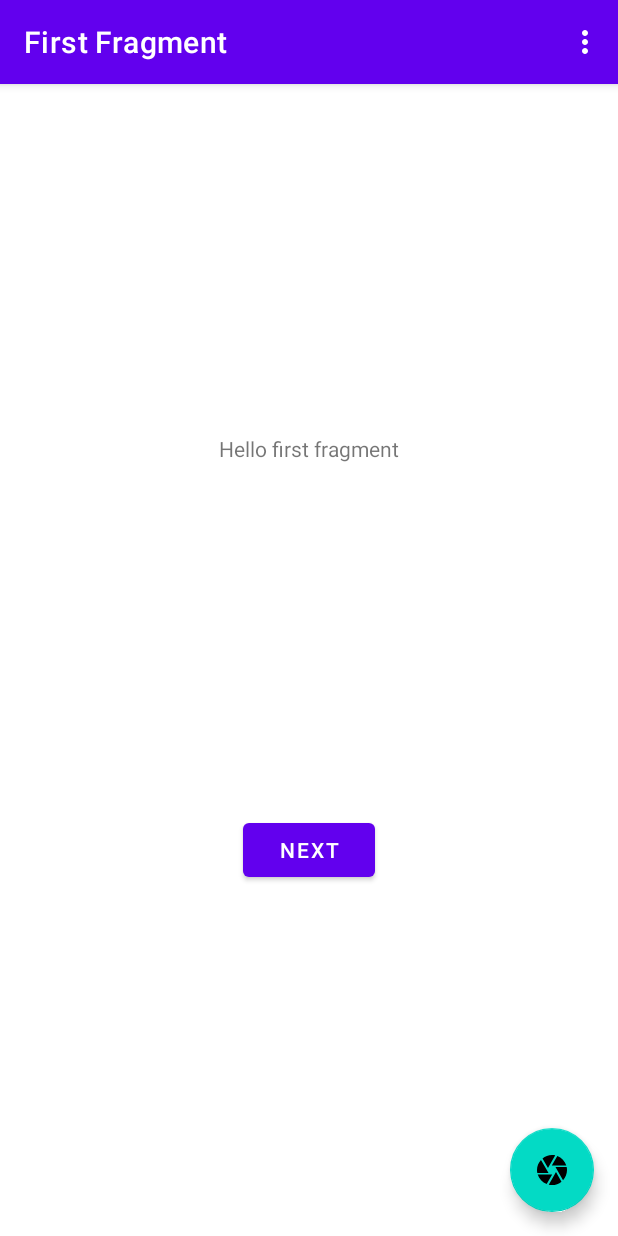
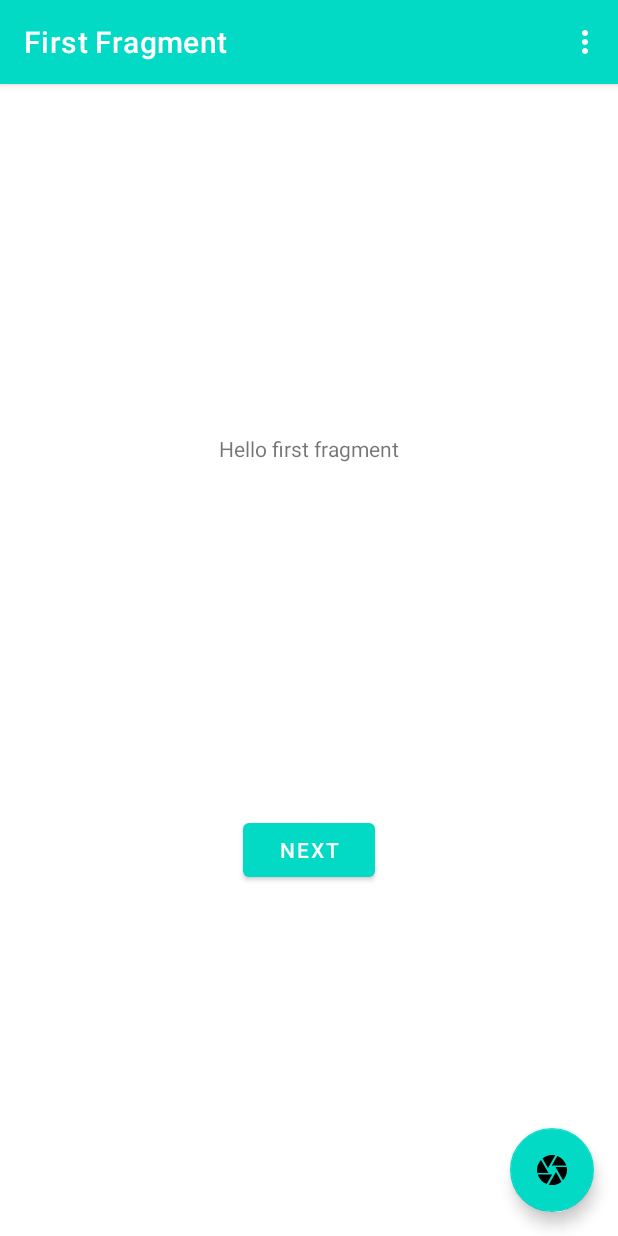
Before and after one commit to axcel01/sample-projectv2, an Android app: the screen it shows after launch (MainActivity), on a phone screen of 412 x 824 dp. Run offline under Robolectric (Android 15) with nearby library versions, the phone set to English and light mode, and no system bars; our stand-ins replace navigation-ui.

Commit message:
Changed Primary Color Theme

```diff
--- a/app/src/main/res/values/themes.xml
+++ b/app/src/main/res/values/themes.xml
@@ -2,8 +2,8 @@
     <!-- Base application theme. -->
     <style name="Theme.MySample" parent="Theme.MaterialComponents.DayNight.DarkActionBar">
         <!-- Primary brand color. -->
-        <item name="colorPrimary">@color/purple_500</item>
-        <item name="colorPrimaryVariant">@color/purple_700</item>
+        <item name="colorPrimary">@color/teal_200</item>
+        <item name="colorPrimaryVariant">@color/teal_700</item>
         <item name="colorOnPrimary">@color/white</item>
         <!-- Secondary brand color. -->
         <item name="colorSecondary">@color/teal_200</item>
```
